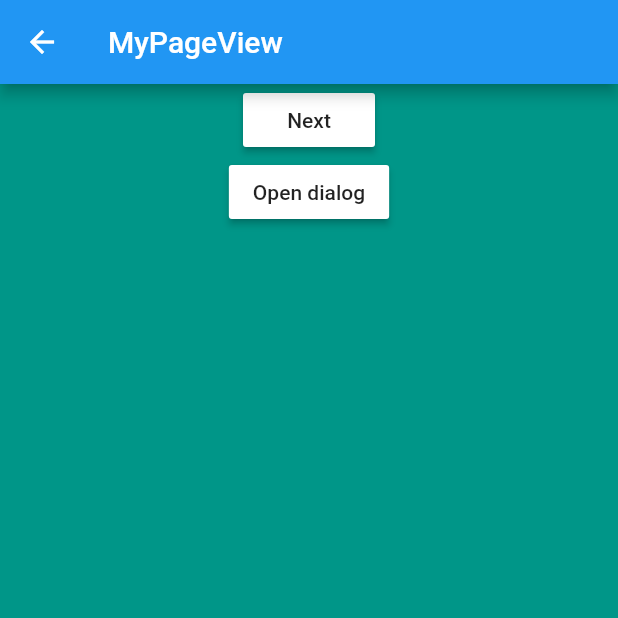
After one commit to chenenyu/lifecycle, a Flutter app: the MyPageView screen opened by its route, after a tap on "Next", after a tap on "Previous", on a phone screen of 412 x 824 dp, the top half of it. The commit adds this screen. Run offline on Flutter 3.47's test engine with Material 2 defaults, Android fonts, the phone set to English and light mode, and no system bars.

Commit message:
初步实现pageview的lifecycle

```diff
--- a/example/lib/home_page.dart
+++ b/example/lib/home_page.dart
@@ -85,6 +85,12 @@ class _HomePageState extends State<HomePage>
                 );
               },
             ),
+            RaisedButton(
+              child: Text('Open MyPageView'),
+              onPressed: () {
+                Navigator.of(context).pushNamed('pageview');
+              },
+            ),
           ],
         ),
       ),
--- a/example/lib/main.dart
+++ b/example/lib/main.dart
@@ -2,6 +2,7 @@ import 'package:flutter/material.dart';
 import 'package:lifecycle/lifecycle.dart';
 
 import 'home_page.dart';
+import 'pageview.dart';
 import 'sub1_page.dart';
 import 'sub2_page.dart';
 
@@ -23,6 +24,7 @@ class MyApp extends StatelessWidget {
         '/': (_) => HomePage(),
         'sub1': (_) => Sub1Page(),
         'sub2': (_) => Sub2Page(),
+        'pageview': (_) => MyPageView(),
       },
     );
   }
--- /dev/null
+++ b/example/lib/pageview.dart
@@ -0,0 +1,137 @@
+import 'package:flutter/material.dart';
+import 'package:lifecycle/lifecycle.dart';
+
+class MyPageView extends StatefulWidget {
+  MyPageView({Key key}) : super(key: key);
+
+  _MyPageViewState createState() => _MyPageViewState();
+}
+
+class _MyPageViewState extends State<MyPageView> {
+  PageController _pageController;
+
+  // @override
+  // bool get wantKeepAlive => true;
+
+  @override
+  void initState() {
+    super.initState();
+    _pageController = PageController();
+  }
+
+  @override
+  void dispose() {
+    _pageController.dispose();
+    super.dispose();
+  }
+
+  @override
+  Widget build(BuildContext context) {
+    return Scaffold(
+      appBar: AppBar(
+        title: Text('MyPageView'),
+      ),
+      body: PageViewLifecycleWrapper(
+        controller: _pageController,
+        onLifecycleEvent: (event) {
+          print('MyPageView#${event.toString()}');
+        },
+        child: PageView(
+          controller: _pageController,
+          children: [
+            PageLifecycleWrapper(
+              index: 0,
+              wantKeepAlive: true,
+              onLifecycleEvent: (event) {
+                print('Page@0#${event.toString()}');
+              },
+              child: Container(
+                color: Colors.teal,
+                child: Center(
+                  child: Column(
+                    children: <Widget>[
+                      RaisedButton(
+                        color: Colors.white,
+                        onPressed: () {
+                          if (_pageController.hasClients) {
+                            _pageController.animateToPage(
+                              1,
+                              duration: const Duration(milliseconds: 400),
+                              curve: Curves.easeInOut,
+                            );
+                          }
+                        },
+                        child: Text('Next'),
+                      ),
+                      RaisedButton(
+                        color: Colors.white,
+                        onPressed: () {
+                          showDialog(
+                            context: context,
+                            routeSettings: RouteSettings(name: 'dialog'),
+                            builder: (context) {
+                              return LifecycleWrapper(
+                                onLifecycleEvent: (event) {
+                                  print('Dialog#${event.toString()}');
+                                },
+                                child: AlertDialog(
+                                  content: Text(
+                                    'This is a dialog.',
+                                  ),
+                                  actions: <Widget>[
+                                    FlatButton(
+                                      child: Text('Dismiss'),
+                                      onPressed: () {
+                                        Navigator.of(context).pop();
+                                      },
+                                    ),
+                                    FlatButton(
+                                      child: Text('Open Sub1Page'),
+                                      onPressed: () {
+                                        Navigator.of(context).pushNamed('sub1');
+                                      },
+                                    ),
+                                  ],
+                                ),
+                              );
+                            },
+                          );
+                        },
+                        child: Text('Open dialog'),
+                      ),
+                    ],
+                  ),
+                ),
+              ),
+            ),
+            PageLifecycleWrapper(
+              index: 1,
+              wantKeepAlive: true,
+              onLifecycleEvent: (event) {
+                print('Page@1#${event.toString()}');
+              },
+              child: Container(
+                color: Colors.blue,
+                child: Center(
+                  child: RaisedButton(
+                    color: Colors.white,
+                    onPressed: () {
+                      if (_pageController.hasClients) {
+                        _pageController.animateToPage(
+                          0,
+                          duration: const Duration(milliseconds: 400),
+                          curve: Curves.easeInOut,
+                        );
+                      }
+                    },
+                    child: Text('Previous'),
+                  ),
+                ),
+              ),
+            ),
+          ],
+        ),
+      ),
+    );
+  }
+}
--- a/lib/lifecycle.dart
+++ b/lib/lifecycle.dart
@@ -4,4 +4,6 @@ export 'src/lifecycle_aware.dart';
 export 'src/lifecycle_mixin.dart';
 export 'src/lifecycle_observer.dart';
 export 'src/lifecycle_observer_provider.dart';
-export 'src/lifecycle_wrapper.dart';
+export 'src/wrapper/lifecycle_wrapper.dart';
+export 'src/wrapper/page_lifecycle_wrapper.dart';
+export 'src/wrapper/page_view_lifecycle_wrapper.dart';
--- a/lib/src/lifecycle_mixin.dart
+++ b/lib/src/lifecycle_mixin.dart
@@ -14,6 +14,4 @@ mixin LifecycleMixin<T extends StatefulWidget> on State<T>, LifecycleAware {
     lifecycleObserver.unsubscribe(this);
     super.dispose();
   }
-
-  void onLifecycleEvent(LifecycleEvent event) {}
 }
--- a/lib/src/lifecycle_wrapper.dart
+++ b/lib/src/wrapper/lifecycle_wrapper.dart
@@ -1,9 +1,9 @@
 import 'package:flutter/material.dart';
 
-import 'lifecycle_aware.dart';
-import 'lifecycle_mixin.dart';
+import '../lifecycle_aware.dart';
+import '../lifecycle_mixin.dart';
 
-/// Lifecycle wrapper for [Dialog] and [StatelessWidget].
+/// Lifecycle wrapper for normal widget, such as [Dialog] and [StatelessWidget].
 class LifecycleWrapper extends StatefulWidget {
   final OnLifecycleEvent onLifecycleEvent;
   final Widget child;
--- /dev/null
+++ b/lib/src/wrapper/page_lifecycle_wrapper.dart
@@ -0,0 +1,78 @@
+import 'dart:async';
+
+import 'package:flutter/material.dart';
+
+import '../lifecycle_aware.dart';
+import 'page_view_lifecycle_wrapper.dart';
+
+/// Lifecycle wrapper for children of [PageView] and [TabBarView].
+/// See [PageViewLifecycleWrapper].
+class PageLifecycleWrapper extends StatefulWidget {
+  final int index;
+  final OnLifecycleEvent onLifecycleEvent;
+  final bool wantKeepAlive;
+  final Widget child;
+
+  PageLifecycleWrapper({
+    Key key,
+    @required this.index,
+    @required this.onLifecycleEvent,
+    this.wantKeepAlive = false,
+    @required this.child,
+  })  : assert(index != null && index >= 0),
+        assert(child != null),
+        super(key: key);
+
+  @override
+  _PageLifecycleWrapperState createState() {
+    return _PageLifecycleWrapperState();
+  }
+}
+
+class _PageLifecycleWrapperState extends State<PageLifecycleWrapper>
+    with LifecycleAware, AutomaticKeepAliveClientMixin {
+  StreamSubscription<LifecycleEvent> _ss;
+
+  @override
+  bool get wantKeepAlive => widget.wantKeepAlive ?? false;
+
+  @override
+  void initState() {
+    super.initState();
+    // print('_PageLifecycleWrapperState#initState');
+    onLifecycleEvent(LifecycleEvent.push);
+  }
+
+  @override
+  void didChangeDependencies() {
+    super.didChangeDependencies();
+    if (_ss == null) {
+      Stream<LifecycleEvent> stream =
+          PageViewLifecycleWrapper.of(context, widget.index);
+      if (stream != null) {
+        _ss = stream.listen(onLifecycleEvent);
+      }
+    }
+  }
+
+  @override
+  void dispose() {
+    // print('_PageLifecycleWrapperState#dispose');
+    onLifecycleEvent(LifecycleEvent.pop);
+    _ss?.cancel();
+    super.dispose();
+  }
+
+  @override
+  Widget build(BuildContext context) {
+    super.build(context);
+    return widget.child;
+  }
+
+  @override
+  void onLifecycleEvent(LifecycleEvent event) {
+    if (widget.onLifecycleEvent != null) {
+      widget.onLifecycleEvent(event);
+    }
+  }
+}
--- /dev/null
+++ b/lib/src/wrapper/page_view_lifecycle_wrapper.dart
@@ -0,0 +1,112 @@
+import 'dart:async';
+
+import 'package:flutter/material.dart';
+
+import '../lifecycle_aware.dart';
+import '../lifecycle_mixin.dart';
+
+/// Lifecycle wrapper for [PageView].
+class PageViewLifecycleWrapper extends StatefulWidget {
+  final PageController controller;
+  final OnLifecycleEvent onLifecycleEvent;
+  final Widget child;
+
+  PageViewLifecycleWrapper({
+    Key key,
+    @required this.controller,
+    this.onLifecycleEvent,
+    @required this.child,
+  })  : assert(controller != null),
+        assert(child != null),
+        super(key: key);
+
+  @override
+  _PageViewLifecycleWrapperState createState() {
+    return _PageViewLifecycleWrapperState();
+  }
+
+  static Stream<LifecycleEvent> of(BuildContext context, int index) {
+    assert(index >= 0);
+    _PageViewLifecycleWrapperState state =
+        (context.findAncestorStateOfType<_PageViewLifecycleWrapperState>());
+    return state?.getStreamByIndex(index);
+  }
+}
+
+class _PageViewLifecycleWrapperState extends State<PageViewLifecycleWrapper>
+    with LifecycleAware, LifecycleMixin {
+  Map<int, StreamController<LifecycleEvent>> _streamControllers = {};
+
+  int _curPage;
+
+  @override
+  void initState() {
+    super.initState();
+    // print('_PageViewLifecycleWrapperState#initState');
+    widget.controller.addListener(_onPageChange);
+    _curPage = widget.controller.initialPage;
+    _updateStream(_curPage);
+    // 补发第一个page的visible事件
+    Future.microtask(() => _dispatchEvent(LifecycleEvent.visible));
+  }
+
+  @override
+  void dispose() {
+    widget.controller.removeListener(_onPageChange);
+    _streamControllers?.values?.forEach((e) => e.close());
+    super.dispose();
+  }
+
+  void _updateStream(int index) {
+    _streamControllers.putIfAbsent(
+        index, () => StreamController.broadcast(sync: true));
+  }
+
+  Stream<LifecycleEvent> getStreamByIndex(int index) {
+    _updateStream(index);
+    return _streamControllers[index].stream;
+  }
+
+  /// 页面切换监听
+  void _onPageChange() {
+    int page = widget.controller.page.round();
+    if (_curPage == page) return;
+    _dispatchEvent(LifecycleEvent.invisible);
+    _curPage = page;
+    _updateStream(_curPage);
+    _dispatchEvent(LifecycleEvent.visible);
+  }
+
+  /// 发送event
+  void _dispatchEvent(LifecycleEvent event, {bool all = false}) {
+    if (all == true) {
+      _streamControllers.values.forEach((e) => e.add(event));
+    } else {
+      _streamControllers[_curPage].add(event);
+    }
+  }
+
+  @override
+  Widget build(BuildContext context) {
+    return widget.child;
+  }
+
+  @override
+  void onLifecycleEvent(LifecycleEvent event) {
+    // print('_PageViewLifecycleWrapperState#${event.toString()}');
+    if (widget.onLifecycleEvent != null) {
+      widget.onLifecycleEvent(event);
+    }
+    switch (event) {
+      case LifecycleEvent.push:
+      case LifecycleEvent.pop:
+        break;
+      case LifecycleEvent.visible:
+      case LifecycleEvent.resume:
+      case LifecycleEvent.pause:
+      case LifecycleEvent.invisible:
+        _dispatchEvent(event);
+        break;
+    }
+  }
+}
```
Also changed, not shown: example/lib/tabview.dart (added, +54 -0 lines), example/lib/pageview1.dart (deleted).
